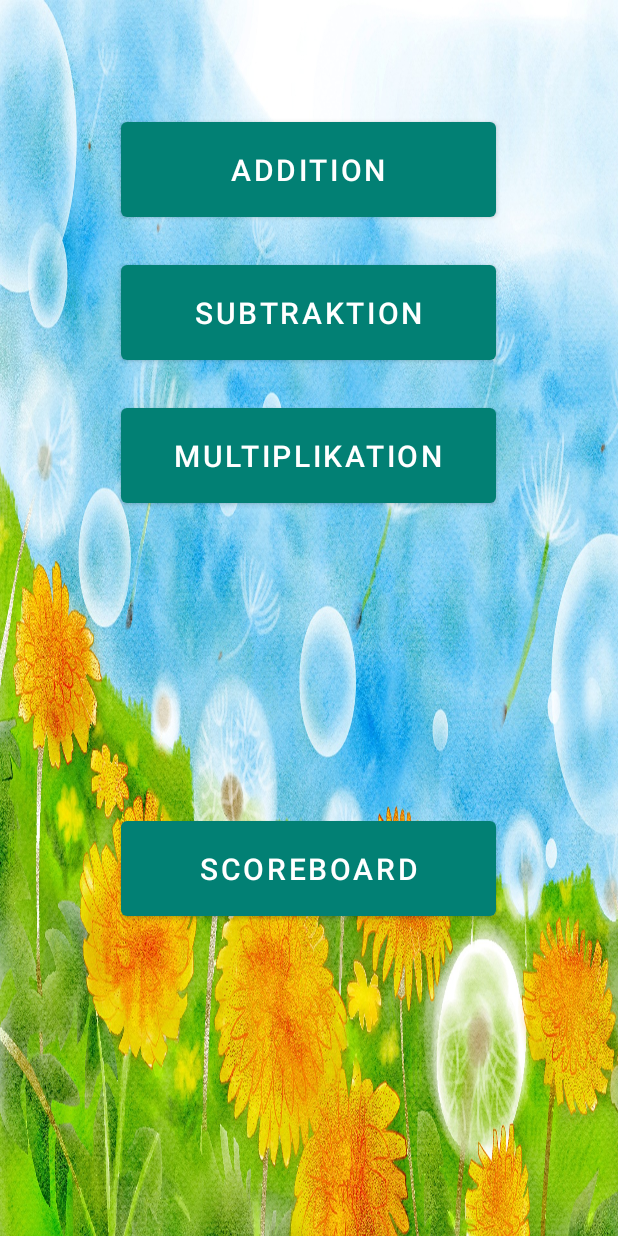
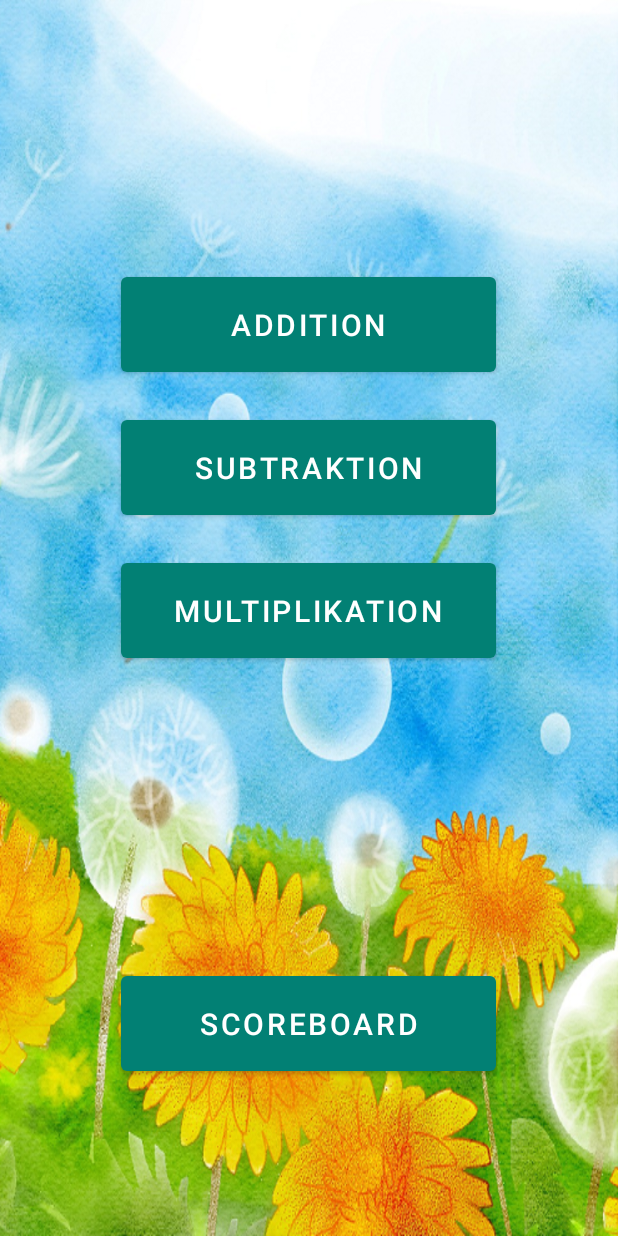
Before and after one commit to GitHub-Leon/MatheGame, an Android app: the screen it shows after launch (MainActivity), on a phone screen of 412 x 824 dp. Run offline under Robolectric (Android 15) with nearby library versions, the phone set to English and light mode, and no system bars.

Commit message:
resized main screen background
resized main screen background

```diff
--- a/app/src/main/res/layout/activity_main.xml
+++ b/app/src/main/res/layout/activity_main.xml
@@ -3,8 +3,8 @@
     xmlns:tools="http://schemas.android.com/tools"
     android:layout_width="match_parent"
     android:layout_height="match_parent"
-    android:background="@drawable/first"
-    android:gravity="center_horizontal"
+    android:gravity="center"
+    android:background="@drawable/first_new"
     android:orientation="vertical"
     tools:context=".MainActivity">
 
```
Also changed, not shown: app/src/main/res/drawable/first_new.png (added).
